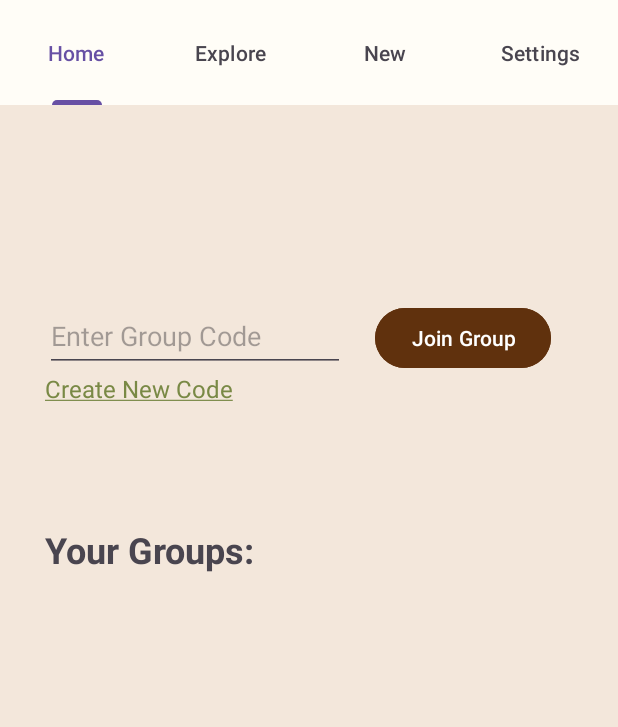
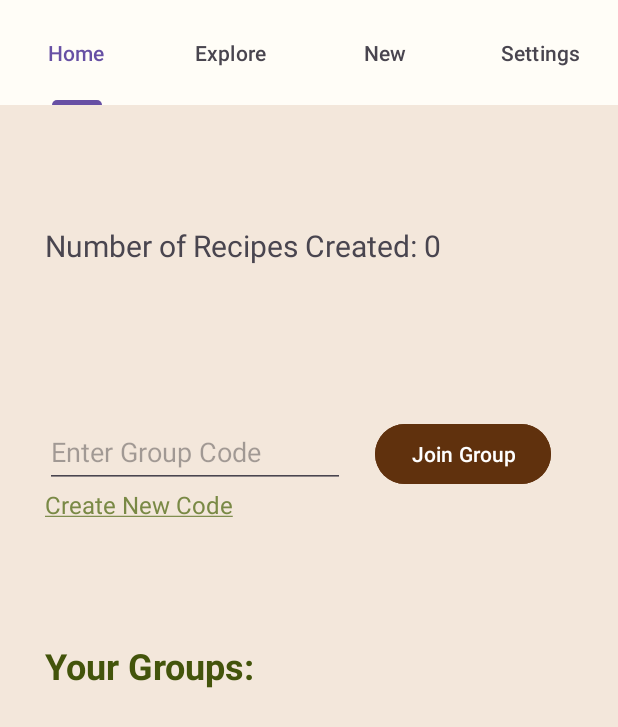
Before and after one commit to jjuliekim/Cookbook, an Android app: the fragment SettingsFragment placed in its activity, on a phone screen of 412 x 824 dp. Shown: the top 727 px of the screen. Run offline under Robolectric (Android 15) with nearby library versions, the phone set to English and light mode, and no system bars; our stand-ins replace Firebase (no records; nobody signed in at launch, a user with empty details on screens opened directly); 1 statement that could not run was skipped.

Commit message:
clean up ui

```diff
--- a/app/src/main/java/com/example/cookbook/SettingsFragment.java
+++ b/app/src/main/java/com/example/cookbook/SettingsFragment.java
@@ -1,8 +1,10 @@
 package com.example.cookbook;
 
 import android.os.Bundle;
+
 import androidx.annotation.NonNull;
 import androidx.fragment.app.Fragment;
+
 import android.util.Log;
 import android.view.LayoutInflater;
 import android.view.View;
@@ -12,6 +14,7 @@ import android.widget.EditText;
 import android.widget.LinearLayout;
 import android.widget.TextView;
 import android.widget.Toast;
+
 import com.google.firebase.auth.FirebaseAuth;
 import com.google.firebase.auth.FirebaseUser;
 import com.google.firebase.database.DataSnapshot;
@@ -19,6 +22,7 @@ import com.google.firebase.database.DatabaseError;
 import com.google.firebase.database.DatabaseReference;
 import com.google.firebase.database.FirebaseDatabase;
 import com.google.firebase.database.ValueEventListener;
+
 import java.util.ArrayList;
 import java.util.Random;
 
@@ -28,6 +32,7 @@ public class SettingsFragment extends Fragment {
     private DatabaseReference userReference;
     private FirebaseAuth mAuth;
     private LinearLayout groupCodeLayout;
+    private TextView numberRecipeText;
 
     public SettingsFragment() {
     }
@@ -43,6 +48,8 @@ public class SettingsFragment extends Fragment {
     @Override
     public View onCreateView(LayoutInflater inflater, ViewGroup container, Bundle savedInstanceState) {
         View view = inflater.inflate(R.layout.fragment_settings, container, false);
+        numberRecipeText = view.findViewById(R.id.numberRecipesText);
+        countRecipes();
         groupCodeText = view.findViewById(R.id.groupCodeText);
         Button joinGroupButton = view.findViewById(R.id.joinGroupButton);
         TextView createCodeText = view.findViewById(R.id.createCodeText);
@@ -51,6 +58,32 @@ public class SettingsFragment extends Fragment {
         groupCodeLayout = view.findViewById(R.id.groupCodeLayout);
         fetchGroups();
         return view;
+    }
+
+    // display number of recipes created by user
+    private void countRecipes() {
+        DatabaseReference recipeDatabase = FirebaseDatabase.getInstance().getReference("recipes");
+        FirebaseUser user = mAuth.getCurrentUser();
+        String userId = user.getUid();
+        recipeDatabase.addValueEventListener(new ValueEventListener() {
+            @Override
+            public void onDataChange(@NonNull DataSnapshot dataSnapshot) {
+                int recipeCount = 0;
+                for (DataSnapshot snapshot : dataSnapshot.getChildren()) {
+                    Recipe recipe = snapshot.getValue(Recipe.class);
+                    if (recipe != null && userId.equals(recipe.getUser())) {
+                        recipeCount++;
+                    }
+                }
+                numberRecipeText.setText(String.format("Number of Recipes Created: %d", recipeCount));
+            }
+
+            @Override
+            public void onCancelled(@NonNull DatabaseError error) {
+                Log.i("HERE SETTINGS", "failed to count recipes");
+                Toast.makeText(getContext(), "Failed to count recipes", Toast.LENGTH_SHORT).show();
+            }
+        });
     }
 
     // generate group code for user
@@ -100,7 +133,7 @@ public class SettingsFragment extends Fragment {
             public void onDataChange(@NonNull DataSnapshot snapshot) {
                 groupCodeText.setText("");
                 if (snapshot.exists()) {
-                    // add user to group
+                    // group already exists, add user
                     addUserToGroup(code);
                 } else {
                     // create new group and add user
@@ -207,7 +240,7 @@ public class SettingsFragment extends Fragment {
         });
     }
 
-    // Fetch usernames from user IDs and display them in groupCodeLayout
+    // fetch usernames from user IDs and display them in groupCodeLayout
     private void fetchUsernamesAndDisplay(String groupId, ArrayList<String> userIds) {
         DatabaseReference usersRef = FirebaseDatabase.getInstance().getReference("users");
         ArrayList<String> usernames = new ArrayList<>();
@@ -237,7 +270,7 @@ public class SettingsFragment extends Fragment {
         }
     }
 
-    // Update the TextView immediately after joining a group
+    // update UI
     private void updateGroupTextView(String code) {
         groupReference.child(code).child("userIds").addListenerForSingleValueEvent(new ValueEventListener() {
             @Override
--- a/app/src/main/res/layout/fragment_settings.xml
+++ b/app/src/main/res/layout/fragment_settings.xml
@@ -12,9 +12,14 @@
         android:padding="30dp"
         android:orientation="vertical">
 
-        <Space
+        <TextView
+            android:id="@+id/numberRecipesText"
+            android:layout_marginTop="50dp"
             android:layout_width="match_parent"
-            android:layout_height="100dp" />
+            android:layout_height="wrap_content"
+            android:textSize="20sp"
+            android:layout_marginBottom="100dp"
+            android:text="@string/textview" />
 
         <LinearLayout
             android:layout_width="match_parent"
@@ -53,6 +58,7 @@
             android:textSize="24sp"
             android:layout_marginTop="80dp"
             android:textStyle="bold"
+            android:textColor="#43540B"
             android:text="@string/your_groups" />
 
         <LinearLayout
```
